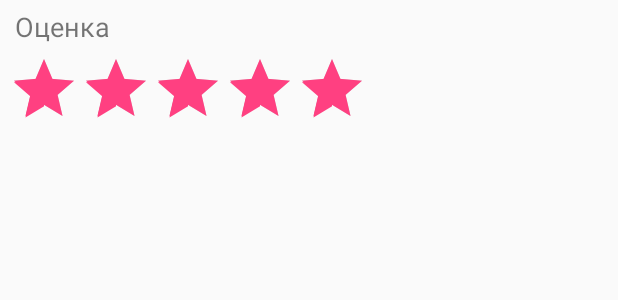
After one commit to MrSwimmer/WorkoutMap, an Android app: the layout new_mark.xml on its own in the app's theme, with its tools: preview values and no code run, on a phone screen of 412 x 824 dp. The commit adds this screen. Shown: the top 300 px of the screen. Run offline under Robolectric (Android 15) with nearby library versions, the phone set to English and light mode, and no system bars.

Commit message:
Оценки ставятся корректно, добавление своей оченки, информация о площадке в диалоге.

```diff
--- a/app/src/main/java/com/map/Main.java
+++ b/app/src/main/java/com/map/Main.java
@@ -208,6 +208,9 @@ public class Main extends Activity {
         String geoUriString = "geo:0,0?q=велоспорт рядом со мной&z=4";
         hand(geoUriString);
     }
+    public void set(View view){
+
+    }
     @Override
     protected void onResume() {
         count=0;
--- a/app/src/main/java/com/map/Place.java
+++ b/app/src/main/java/com/map/Place.java
@@ -8,7 +8,7 @@ public class Place {
 
     public double lat, lan;
     public String name, about;
-    public int rating;
+    public float rating;
     public Place() {
 
     }
@@ -17,7 +17,7 @@ public class Place {
         this.lat = lat;
         this.lan = lan;
     }
-    public Place(String name, String about, int rating, double lat, double lan) {
+    public Place(String name, String about, float rating, double lat, double lan) {
         this.rating=rating;
         this.about=about;
         this.name = name;
--- /dev/null
+++ b/app/src/main/res/layout/new_mark.xml
@@ -0,0 +1,25 @@
+<?xml version="1.0" encoding="utf-8"?>
+<LinearLayout xmlns:android="http://schemas.android.com/apk/res/android"
+              android:orientation="vertical"
+              android:layout_width="match_parent"
+              android:layout_height="match_parent">
+    <TextView
+        android:id="@+id/textView4"
+        android:layout_width="match_parent"
+        android:layout_height="wrap_content"
+        android:layout_marginLeft="10dp"
+        android:layout_marginTop="5dp"
+        android:text="Оценка"
+        android:textSize="18sp"/>
+
+    <RatingBar
+        android:id="@+id/newrating"
+        style="@style/Widget.AppCompat.RatingBar"
+        android:layout_width="wrap_content"
+        android:layout_height="wrap_content"
+        android:layout_margin="5dp"
+        android:elevation="0dp"
+        android:isIndicator="false"
+        android:rating="5"
+        android:stepSize="1"/>
+</LinearLayout>
```
Also changed, not shown: app/src/main/java/com/map/MapsActivity.java (+78 -22 lines).
